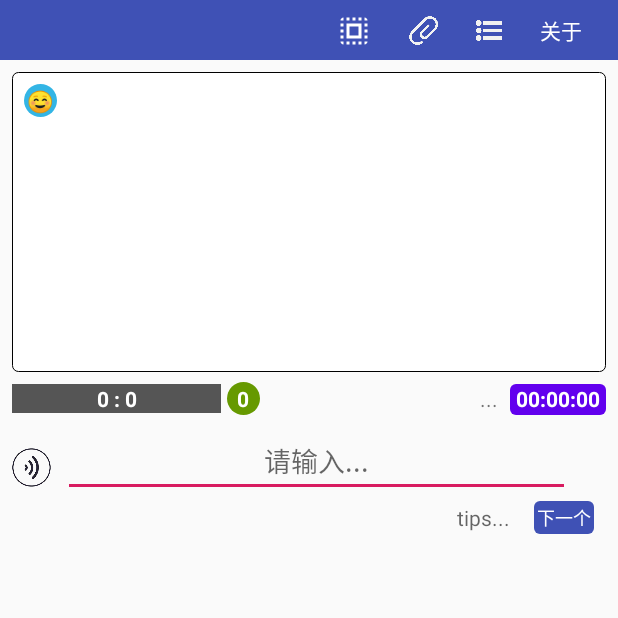
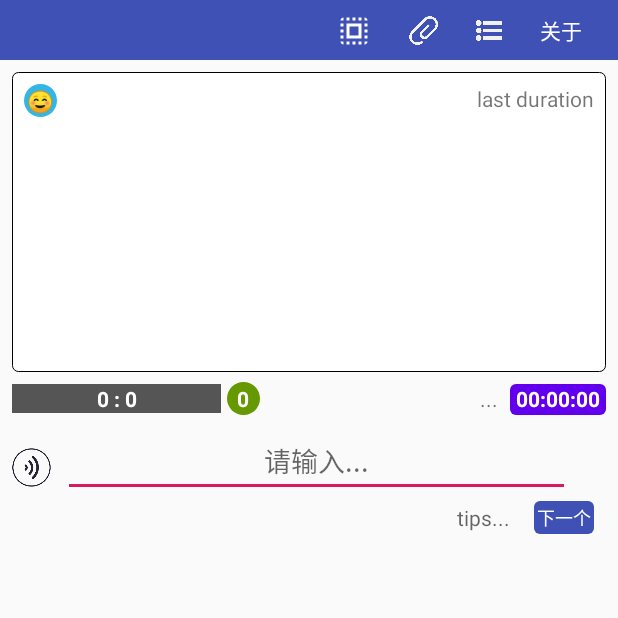
Before and after one commit to QiuBuJi/review, an Android app: the screen it shows after launch (MainActivity), on a phone screen of 412 x 824 dp, the top half of it. Run offline under Robolectric (Android 15) with nearby library versions, the phone set to English and light mode, and no system bars; libraries missing offline, so code that uses them is left out: com.baidu.tts, com.iflytek.cloud; 17 statements that could not run were skipped.

Commit message:
添加功能：显示距离上次复习间隔了多久

```diff
--- a/app/src/main/java/com/example/review/MainActivity.java
+++ b/app/src/main/java/com/example/review/MainActivity.java
@@ -118,6 +118,7 @@ public class MainActivity extends AppCompatActivity implements View.OnClickListe
     private int              libIndex     = 0;
     private int              mReviewedNum = 0;
     private ConstraintLayout mainContainer;
+    private TextView         tvLastDuration;
 
     @Override
     public boolean handleMessage(Message msg) {
@@ -168,6 +169,16 @@ public class MainActivity extends AppCompatActivity implements View.OnClickListe
             ReviewStruct rs = data.mActivate.getFirst();
             tvLevel.setText(String.format(Locale.CHINA, "%d", rs.getLevel()));
             tips.setText("");
+
+            //显示距离上次复习间隔了多久
+            DateTime dateTime = new DateTime(rs.logs.getLast());
+            DateTime subtract = DateTime.getCurrentTime().subtract(dateTime);
+            String text = subtract.toAboutValue();
+
+            SpanUtil.create()
+                    .addUnderlineSection(text)
+                    .showIn(tvLastDuration);
+
 
             //不让重复刷新
             if (isChange || lastRs != rs) {
@@ -414,6 +425,7 @@ public class MainActivity extends AppCompatActivity implements View.OnClickListe
         tvReviewedNum = findViewById(R.id.main_textView_reviewedNum);
 
         mainContainer = findViewById(R.id.cl_main_container);
+        tvLastDuration = findViewById(R.id.tvLastDuration);
     }
 
     //初始化监听器-----------------------------------------------------------------------------------
--- a/app/src/main/res/layout/activity_main.xml
+++ b/app/src/main/res/layout/activity_main.xml
@@ -202,8 +202,10 @@
         android:padding="8dp"
         app:layout_constraintBottom_toBottomOf="parent"
         app:layout_constraintEnd_toEndOf="parent"
+        app:layout_constraintHorizontal_bias="0.0"
         app:layout_constraintStart_toStartOf="parent"
-        app:layout_constraintTop_toBottomOf="@+id/fragment_textView_tips" />
+        app:layout_constraintTop_toBottomOf="@+id/fragment_textView_tips"
+        app:layout_constraintVertical_bias="0.0" />
 
     <TextView
         android:id="@+id/main_textView_level"
@@ -249,4 +251,14 @@
         app:layout_constraintEnd_toEndOf="@+id/cl_main_container"
         app:layout_constraintTop_toTopOf="@+id/fragment_textView_tips" />
 
+    <TextView
+        android:id="@+id/tvLastDuration"
+        android:layout_width="wrap_content"
+        android:layout_height="wrap_content"
+        android:layout_marginTop="8dp"
+        android:layout_marginEnd="8dp"
+        android:text="last duration"
+        app:layout_constraintEnd_toEndOf="@+id/cl_main_container"
+        app:layout_constraintTop_toTopOf="@+id/cl_main_container" />
+
 </android.support.constraint.ConstraintLayout>
```
Also changed, not shown: app/src/main/java/com/example/review/DataStructureFile/DateTime.java (+20 -19 lines), app/src/main/java/com/example/review/Keyboard/KeyboardType3.java (+6 -12 lines).
